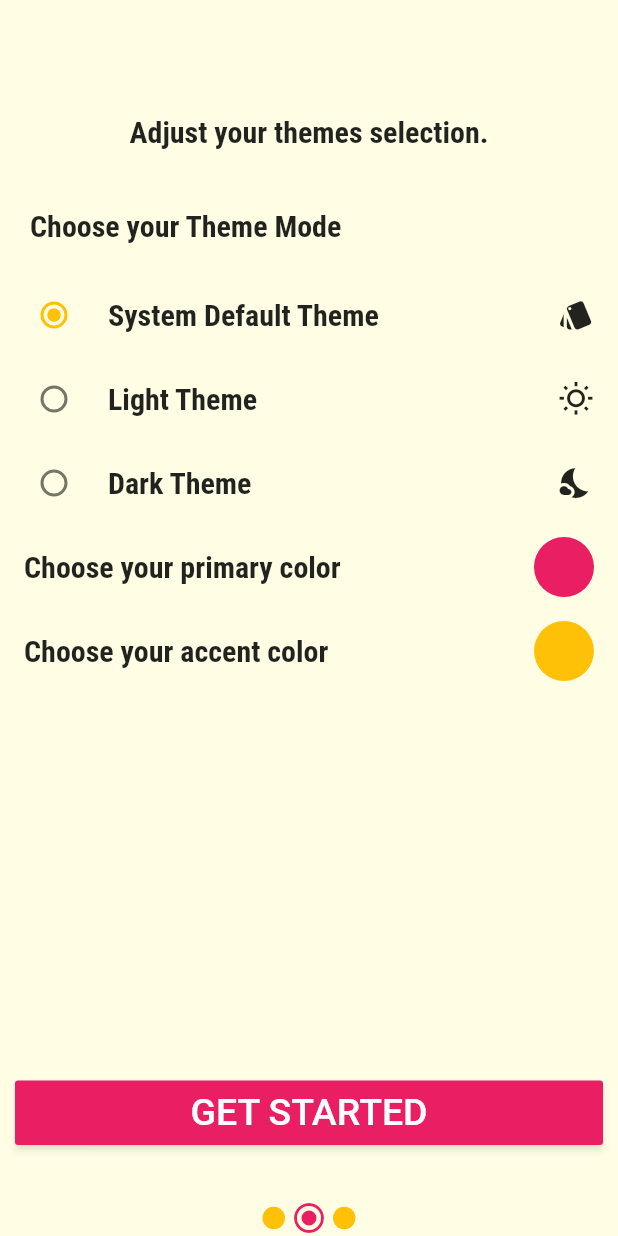
After one commit to ahmedashraf722/mealApp, a Flutter app: the screen it shows after launch, swiped to page 2, on a phone screen of 412 x 824 dp. The commit adds this screen. Run offline on Flutter 3.47's test engine with Material 2 defaults, Android fonts, the phone set to English and light mode, and no system bars; our stand-ins replace flutter_colorpicker, shared_preferences.

Commit message:
Add start screen boarding ...

```diff
--- a/lib/main.dart
+++ b/lib/main.dart
@@ -7,14 +7,20 @@ import 'package:meal_app/screens/filters_screen.dart';
 import 'package:meal_app/screens/meal_details_screens.dart';
 import 'package:meal_app/screens/tabs_screen.dart';
 import 'package:meal_app/screens/themes_screens.dart';
+import 'package:meal_app/widgets/on_boarding_screen.dart';
 import 'package:provider/provider.dart';
+import 'package:shared_preferences/shared_preferences.dart';
 //import 'package:shared_preferences/shared_preferences.dart';
 
-void main() {
+void main() async {
   /*WidgetsFlutterBinding.ensureInitialized();
   SharedPreferences prefs = await SharedPreferences.getInstance();
   prefs.clear();*/
   WidgetsFlutterBinding.ensureInitialized();
+  SharedPreferences prefs = await SharedPreferences.getInstance();
+  Widget homeScreen =
+      (prefs.getBool('watched') ?? false) ? TabsScreen() : OnBoardingScreen();
+
   runApp(
     MultiProvider(
       providers: [
@@ -28,12 +34,16 @@ void main() {
           create: (_) => LanguageProvider(),
         ),
       ],
-      child: MyApp(),
+      child: MyApp(homeScreen),
     ),
   );
 }
 
 class MyApp extends StatelessWidget {
+  final Widget mainScreen;
+
+  MyApp(this.mainScreen);
+
   @override
   Widget build(BuildContext context) {
     var tm = Provider.of<ThemeProvider>(context, listen: true).tm;
@@ -85,7 +95,8 @@ class MyApp extends StatelessWidget {
             ),
       ),
       routes: {
-        '/': (context) => TabsScreen(),
+        '/': (context) => mainScreen,
+        TabsScreen.routeName: (context) => TabsScreen(),
         CategoriesMealsScreens.routeName: (context) => CategoriesMealsScreens(),
         MealDetailsScreen.routeName: (context) => MealDetailsScreen(),
         FiltersScreen.routeName: (context) => FiltersScreen(),
--- a/lib/screens/main_drawer_screen.dart
+++ b/lib/screens/main_drawer_screen.dart
@@ -2,6 +2,7 @@ import 'package:flutter/material.dart';
 import 'package:meal_app/providers/language_provider.dart';
 import 'package:meal_app/providers/theme_provider.dart';
 import 'package:meal_app/screens/filters_screen.dart';
+import 'package:meal_app/screens/tabs_screen.dart';
 import 'package:meal_app/screens/themes_screens.dart';
 import 'package:provider/provider.dart';
 
@@ -54,7 +55,7 @@ class MainDrawer extends StatelessWidget {
             ),
             SizedBox(height: 15),
             _widgetListTile(Icons.restaurant, lan.getTexts('drawer_item1'), () {
-              Navigator.of(context).pushReplacementNamed('/');
+              Navigator.of(context).pushReplacementNamed(TabsScreen.routeName);
             }, context),
             _widgetListTile(Icons.settings, lan.getTexts('drawer_item2'), () {
               Navigator.of(context)
--- a/lib/screens/tabs_screen.dart
+++ b/lib/screens/tabs_screen.dart
@@ -8,6 +8,8 @@ import 'package:meal_app/screens/main_drawer_screen.dart';
 import 'package:provider/provider.dart';
 
 class TabsScreen extends StatefulWidget {
+  static const routeName = 'tab_screen';
+
   @override
   _TabsScreenState createState() => _TabsScreenState();
 }
--- a/lib/screens/themes_screens.dart
+++ b/lib/screens/themes_screens.dart
@@ -7,6 +7,9 @@ import 'package:provider/provider.dart';
 
 class ThemesScreen extends StatefulWidget {
   static const routeName = '/themes';
+  final bool fromOnBoarding;
+
+  ThemesScreen({this.fromOnBoarding = false});
 
   @override
   _ThemesScreenState createState() => _ThemesScreenState();
@@ -92,21 +95,29 @@ class _ThemesScreenState extends State<ThemesScreen> {
   Widget build(BuildContext context) {
     var lan = Provider.of<LanguageProvider>(context, listen: true);
     return Scaffold(
-      appBar: AppBar(
-        title: Text(lan.getTexts('theme_appBar_title')),
+      body: CustomScrollView(
+        slivers: [
+          SliverAppBar(
+            pinned: false,
+            title: widget.fromOnBoarding
+                ? null
+                : Text(lan.getTexts('theme_appBar_title')),
+            backgroundColor: widget.fromOnBoarding
+                ? Theme.of(context).canvasColor
+                : Theme.of(context).primaryColor,
+            elevation: widget.fromOnBoarding ? 0 : 5,
           ),
-      body: Column(
-        children: [
+          SliverList(
+            delegate: SliverChildListDelegate(
+              [
                 Container(
                   padding: EdgeInsets.all(20),
                   child: Text(
                     lan.getTexts('theme_screen_title'),
                     style: Theme.of(context).textTheme.headline6,
+                    textAlign: TextAlign.center,
                   ),
                 ),
-          Expanded(
-            child: ListView(
-              children: [
                 Container(
                   padding: EdgeInsets.all(20),
                   child: Text(
@@ -134,12 +145,13 @@ class _ThemesScreenState extends State<ThemesScreen> {
                 ),
                 buildListTile(context, lan.getTexts('primary')),
                 buildListTile(context, lan.getTexts('accent')),
+                SizedBox(height: widget.fromOnBoarding ? 80 : 0),
               ],
             ),
           ),
         ],
       ),
-      drawer: MainDrawer(),
+      drawer: widget.fromOnBoarding ? null : MainDrawer(),
     );
   }
 }
--- /dev/null
+++ b/lib/widgets/on_boarding_screen.dart
@@ -0,0 +1,164 @@
+import 'package:flutter/material.dart';
+import 'package:flutter_colorpicker/flutter_colorpicker.dart';
+import 'package:meal_app/providers/language_provider.dart';
+import 'package:meal_app/screens/filters_screen.dart';
+import 'package:meal_app/screens/tabs_screen.dart';
+import 'package:meal_app/screens/themes_screens.dart';
+import 'package:shared_preferences/shared_preferences.dart';
+import 'package:provider/provider.dart';
+
+class OnBoardingScreen extends StatefulWidget {
+  @override
+  _OnBoardingScreenState createState() => _OnBoardingScreenState();
+}
+
+class _OnBoardingScreenState extends State<OnBoardingScreen> {
+  int _currentIndex = 0;
+
+  @override
+  Widget build(BuildContext context) {
+    var primaryColor = Theme.of(context).primaryColor;
+    var lan = Provider.of<LanguageProvider>(context, listen: true);
+    return Scaffold(
+      body: Stack(
+        children: [
+          PageView(
+            children: [
+              Container(
+                decoration: BoxDecoration(
+                  image: DecorationImage(
+                    image: ExactAssetImage("assets/images/image.jpg"),
+                    fit: BoxFit.cover,
+                  ),
+                ),
+                child: Column(
+                  mainAxisAlignment: MainAxisAlignment.spaceEvenly,
+                  children: [
+                    Container(
+                      alignment: Alignment.center,
+                      width: 300,
+                      color: Colors.white38,
+                      padding:
+                          EdgeInsets.symmetric(vertical: 5, horizontal: 20),
+                      child: Text(
+                        lan.getTexts("drawer_name"),
+                        style: Theme.of(context).textTheme.headline4,
+                        softWrap: true,
+                        overflow: TextOverflow.fade,
+                      ),
+                    ),
+                    Container(
+                      width: 350,
+                      color: Colors.white38,
+                      padding:
+                          EdgeInsets.symmetric(horizontal: 20, vertical: 10),
+                      margin: EdgeInsets.only(bottom: 20),
+                      child: Column(
+                        children: [
+                          Text(
+                            lan.getTexts('drawer_switch_title'),
+                            style: Theme.of(context).textTheme.headline5,
+                            textAlign: TextAlign.center,
+                          ),
+                          Row(
+                            mainAxisAlignment: MainAxisAlignment.center,
+                            children: [
+                              Text(lan.getTexts('drawer_switch_item2'),
+                                  style: Theme.of(context).textTheme.headline6),
+                              Switch(
+                                value: lan.isEn,
+                                onChanged: (newValue) {
+                                  Provider.of<LanguageProvider>(context,
+                                          listen: false)
+                                      .changeLan(newValue);
+                                },
+                              ),
+                              Text(lan.getTexts('drawer_switch_item1'),
+                                  style: Theme.of(context).textTheme.headline6),
+                            ],
+                          ),
+                        ],
+                      ),
+                    ),
+                  ],
+                ),
+              ),
+              ThemesScreen(fromOnBoarding: true),
+              FiltersScreen(fromOnBoarding: true),
+            ],
+            onPageChanged: (val) {
+              setState(() {
+                _currentIndex = val;
+              });
+            },
+          ),
+          Indicator(_currentIndex),
+          Builder(
+            builder: (ctx) => Align(
+              alignment: Alignment(0, 0.85),
+              child: Container(
+                width: double.infinity,
+                margin: EdgeInsets.symmetric(horizontal: 10),
+                child: RaisedButton(
+                  padding: lan.isEn ? EdgeInsets.all(7) : EdgeInsets.all(0),
+                  color: primaryColor,
+                  child: Text(
+                    lan.getTexts('start'),
+                    style: TextStyle(
+                        color: useWhiteForeground(primaryColor)
+                            ? Colors.white
+                            : Colors.black,
+                        fontSize: 25),
+                  ),
+                  onPressed: () async {
+                    Navigator.of(ctx)
+                        .pushReplacementNamed(TabsScreen.routeName);
+
+                    SharedPreferences prefs =
+                        await SharedPreferences.getInstance();
+                    prefs.setBool('watched', true);
+                  },
+                ),
+              ),
+            ),
+          ),
+        ],
+      ),
+    );
+  }
+}
+
+class Indicator extends StatelessWidget {
+  final int index;
+
+  Indicator(this.index);
+
+  @override
+  Widget build(BuildContext context) {
+    return Align(
+      alignment: Alignment.bottomCenter,
+      child: Row(
+        mainAxisAlignment: MainAxisAlignment.center,
+        children: [
+          buildContainer(context, 0),
+          buildContainer(context, 1),
+          buildContainer(context, 2),
+        ],
+      ),
+    );
+  }
+
+  Widget buildContainer(BuildContext ctx, int i) {
+    return index == i
+        ? Icon(Icons.radio_button_checked_sharp, color: Theme.of(ctx).primaryColor)
+        : Container(
+            margin: EdgeInsets.all(4),
+            height: 15,
+            width: 15,
+            decoration: BoxDecoration(
+              color: Theme.of(ctx).accentColor,
+              shape: BoxShape.circle,
+            ),
+          );
+  }
+}
```
Also changed, not shown: lib/providers/meal_provider.dart (+9 -0 lines), lib/screens/filters_screen.dart (+20 -8 lines), lib/screens/meal_details_screens.dart (+26 -11 lines), lib/widgets/meal_items.dart (+15 -6 lines), 1 other file. Lines whose indentation alone changed are shown as unchanged.
